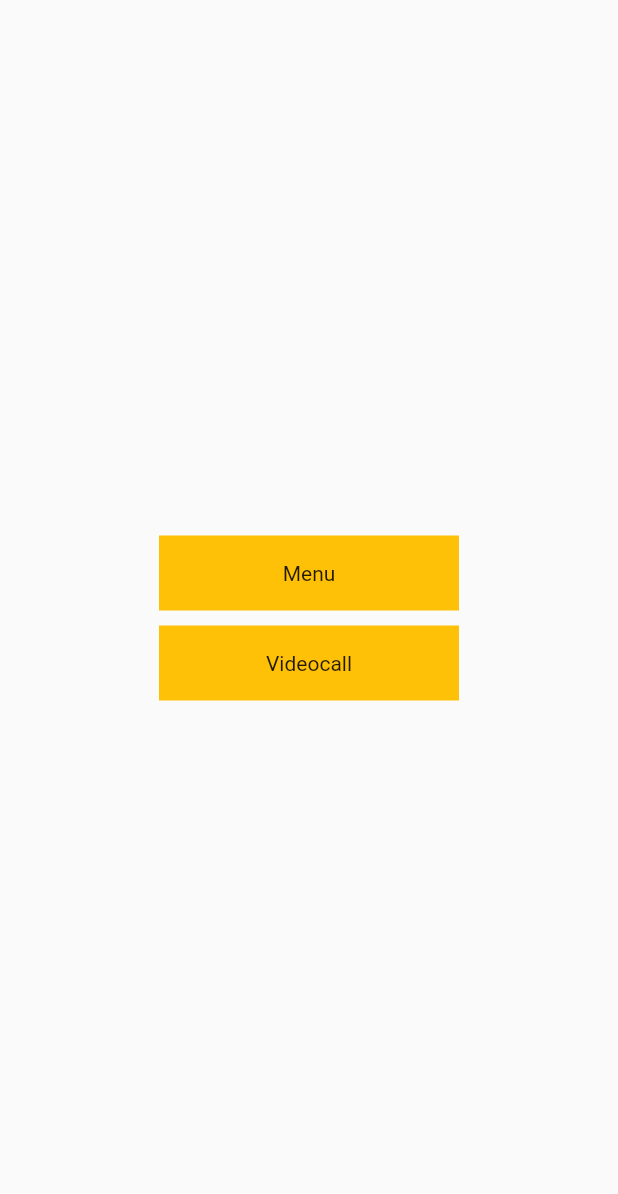
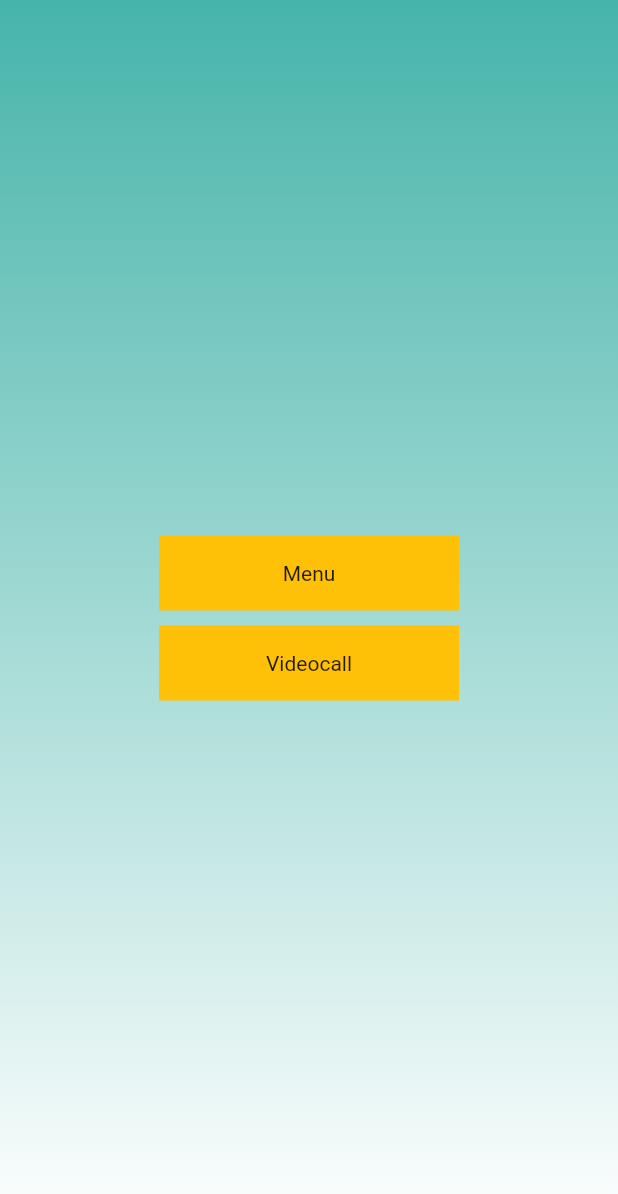
Before and after one commit to ksupasak/smarthealth, a Flutter app: the VideoAndMenuindexuser screen opened directly, on a phone screen of 412 x 824 dp. Shown: the top 1194 px of the screen. Run offline on Flutter 3.47's test engine with Material 2 defaults, Android fonts, the phone set to English and light mode, and no system bars; our stand-ins replace flutter_blue_plus, sembast; missing offline and left inert: zego_uikit_prebuilt_call; project files that could hold a hidden picture were left out.

Commit message:
09042023

```diff
--- a/lib/device/hj_narigmed.dart
+++ b/lib/device/hj_narigmed.dart
@@ -1,6 +1,6 @@
 import 'dart:async';
 import 'dart:collection';
-import 'dart:ffi';
+
 import 'package:flutter_blue_plus/flutter_blue_plus.dart';
 
 class HjNarigmed {
--- a/lib/provider/Provider.dart
+++ b/lib/provider/Provider.dart
@@ -10,7 +10,7 @@ class StringItem with ChangeNotifier {
   String id = ''; //
   String TextNumpad = '';
   String height = '';
-  String pul = '';
+
   String pressure = '';
   String Setting1 = '';
   String Setting2 = '';
@@ -34,10 +34,11 @@ class StringItem with ChangeNotifier {
   String status = 'Ready';
   String temp = ''; //1
   String weight = ''; //4
-  String sys = '';
-  String dia = '';
+  String sys = ''; //5
+  String dia = ''; //6
   String spo2 = ''; //2
   String pr = ''; //3
+  String pul = ''; //7
 
   void clear() {
     temp = '';
--- a/lib/videocall/videocall.dart
+++ b/lib/videocall/videocall.dart
@@ -4,7 +4,7 @@ import 'package:flutter/material.dart';
 import 'package:flutter/src/widgets/container.dart';
 import 'package:flutter/src/widgets/framework.dart';
 import 'package:provider/provider.dart';
-import 'package:smart_health/Menu.dart';
+import 'package:smart_health/menu.dart';
 import 'package:smart_health/provider/Provider.dart';
 import 'package:zego_uikit_prebuilt_call/zego_uikit_prebuilt_call.dart';
 
@@ -19,14 +19,32 @@ class _VideoAndMenuindexuserState extends State<VideoAndMenuindexuser> {
   @override
   Widget build(BuildContext context) {
     return Scaffold(
-      body: Center(
+      body: Stack(
+        children: [
+          Positioned(
+              child: Container(
+            decoration: BoxDecoration(
+              gradient: LinearGradient(
+                begin: Alignment.topCenter,
+                end: Alignment.bottomCenter,
+                colors: [
+                  Color.fromARGB(255, 70, 180, 170),
+                  Colors.white,
+                ],
+              ),
+            ),
+          )),
+          Positioned(
+            child: Center(
               child: Column(
                 mainAxisAlignment: MainAxisAlignment.center,
                 children: [
                   GestureDetector(
                     onTap: () {
-                Navigator.push(context,
-                    MaterialPageRoute(builder: (context) => Menuindexuser()));
+                      Navigator.push(
+                          context,
+                          MaterialPageRoute(
+                              builder: (context) => Menuindexuser()));
                     },
                     child: Container(
                       height: 50,
@@ -38,8 +56,8 @@ class _VideoAndMenuindexuserState extends State<VideoAndMenuindexuser> {
                   SizedBox(height: 10),
                   GestureDetector(
                     onTap: () {
-                Navigator.push(
-                    context, MaterialPageRoute(builder: (context) => Call()));
+                      Navigator.push(context,
+                          MaterialPageRoute(builder: (context) => Call()));
                     },
                     child: Container(
                       height: 50,
@@ -50,6 +68,9 @@ class _VideoAndMenuindexuserState extends State<VideoAndMenuindexuser> {
                   ),
                 ],
               ),
+            ),
+          ),
+        ],
       ),
     );
   }
```
Also changed, not shown: lib/Homeaapp.dart (+10 -5 lines), lib/Menu.dart (+66 -94 lines), lib/device/ad_ua651ble.dart (+26 -6 lines). Lines whose indentation alone changed are shown as unchanged.
